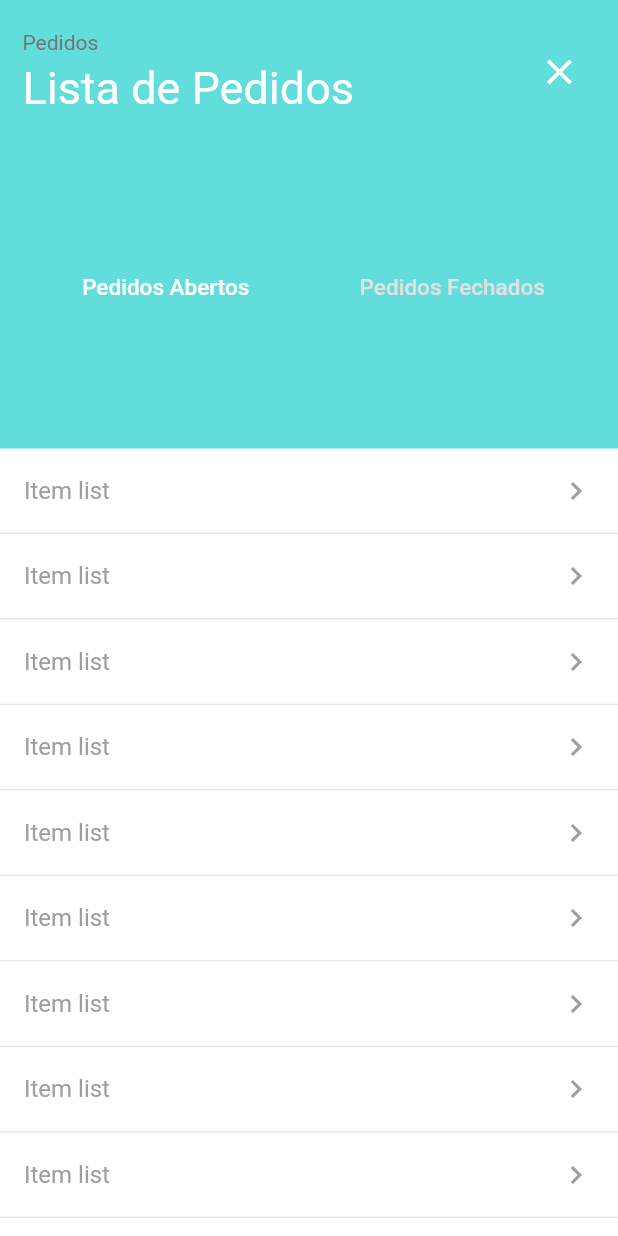
After one commit to MuriloRS/swellit_test, a Flutter app: the OrdersScreen screen opened directly, on a phone screen of 412 x 824 dp. The commit adds this screen. Run offline on Flutter 3.47's test engine with Material 2 defaults, Android fonts, the phone set to English and light mode, and no system bars.

Commit message:
14/09/2019

```diff
--- /dev/null
+++ b/lib/screens/orders_screen.dart
@@ -0,0 +1,107 @@
+import 'package:flutter/material.dart';
+
+class OrdersScreen extends StatelessWidget {
+  final List<ListTile> list = List();
+
+  @override
+  Widget build(BuildContext context) {
+    return SafeArea(
+        child: Scaffold(
+      body: DefaultTabController(
+          length: 2,
+          child: Scaffold(
+            appBar: PreferredSize(
+              preferredSize:
+                  Size.fromHeight(MediaQuery.of(context).size.height - 525),
+              child: Container(
+                  color: Theme.of(context).accentColor,
+                  padding:
+                      EdgeInsets.only(top: 20, left: 15, right: 15, bottom: 20),
+                  child: Column(
+                    crossAxisAlignment: CrossAxisAlignment.start,
+                    children: <Widget>[
+                      Row(
+                        mainAxisAlignment: MainAxisAlignment.spaceBetween,
+                        children: <Widget>[
+                          Column(
+                            crossAxisAlignment: CrossAxisAlignment.start,
+                            children: <Widget>[
+                              Text(
+                                "Pedidos",
+                                style: TextStyle(
+                                    color: Colors.grey[600], fontSize: 14),
+                              ),
+                              SizedBox(
+                                height: 5,
+                              ),
+                              Text("Lista de Pedidos",
+                                  style: TextStyle(
+                                      fontSize: 30, color: Colors.white)),
+                            ],
+                          ),
+                          IconButton(
+                            iconSize: 32,
+                            icon: Icon(
+                              Icons.close,
+                              size: 28,
+                              color: Colors.white,
+                            ),
+                            onPressed: () {
+                              Navigator.pop(context);
+                            },
+                          )
+                        ],
+                      ),
+                      Expanded(
+                        child: TabBar(
+                          indicatorColor: Theme.of(context).accentColor,
+                          unselectedLabelColor: Colors.grey[300],
+                          labelColor: Colors.white,
+                          labelPadding: EdgeInsets.only(top: 30),
+                          tabs: <Widget>[
+                            Text(
+                              "Pedidos Abertos",
+                              style: TextStyle(fontSize: 15),
+                            ),
+                            Text("Pedidos Fechados",
+                                style: TextStyle(fontSize: 15))
+                          ],
+                        ),
+                      ),
+                    ],
+                  )),
+            ),
+            body: Container(
+                color: Colors.white,
+                child: TabBarView(
+                  children: <Widget>[
+                    ListView.separated(
+                      separatorBuilder: (context, i) {
+                        return Divider(
+                          height: 1,
+                          color: Colors.grey[300],
+                        );
+                      },
+                      itemCount: 30,
+                      itemBuilder: (context, i) {
+                        return ListTile(
+                          title: Text(
+                            "Item list",
+                            style: TextStyle(color: Colors.grey[500]),
+                          ),
+                          trailing: Icon(
+                            Icons.chevron_right,
+                            color: Colors.grey[500],
+                          ),
+                        );
+                      },
+                    ),
+                    Column(
+                      children: <Widget>[],
+                    ),
+                  ],
+                )),
+          )),
+    ));
+  }
+}
```
Also changed, not shown: lib/main.dart (+13 -9 lines), lib/screens/new_order_screen.dart (renamed from lib/screens/order_screen.dart, +33 -8 lines), lib/screens/success_order_screen.dart (added, +40 -0 lines), lib/widgets/check_icon.dart (added, +25 -0 lines), lib/widgets/order_card.dart (+2 -13 lines), pubspec.yaml (+4 -3 lines), pubspec.lock.
